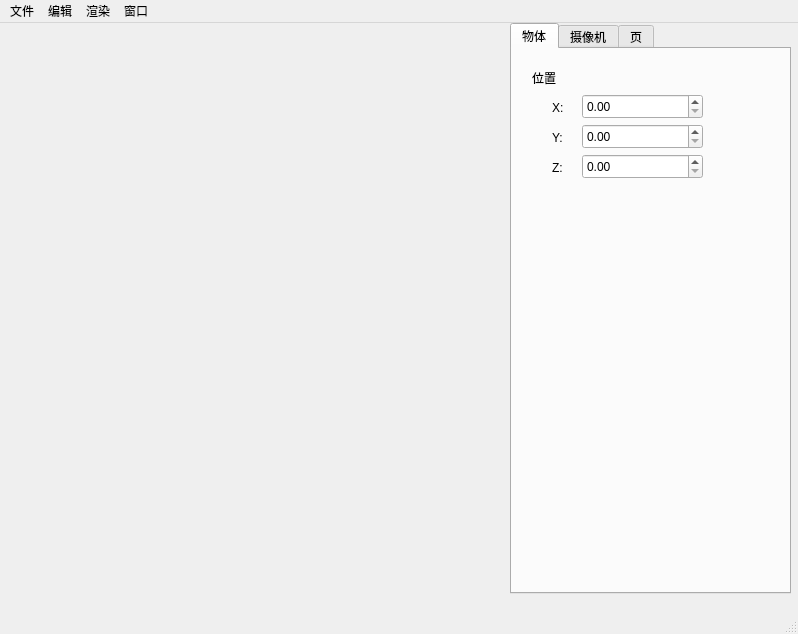
This is RenderLite/mainwindow.ui in mumu-sild/RenderLite as Qt 5 draws it before an edit. The edited form follows.
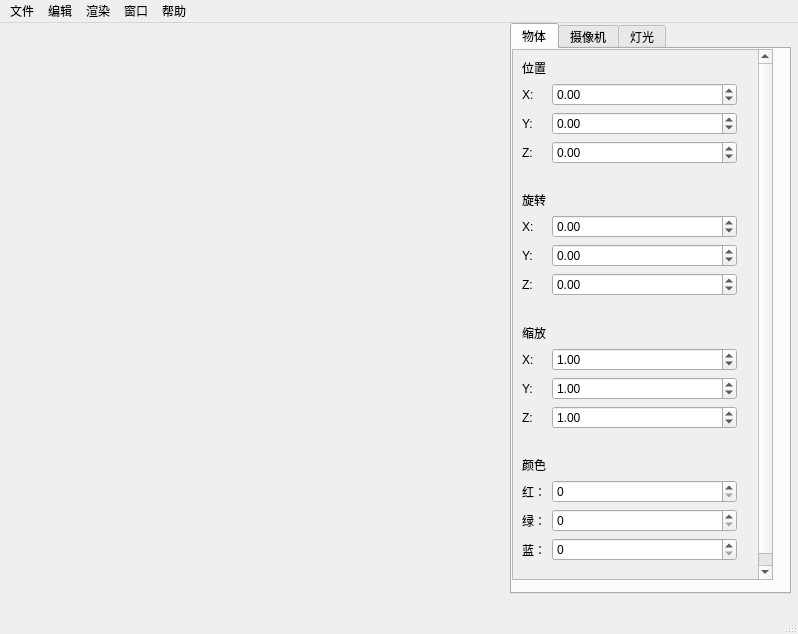
This is the edited form.

What changed in the file:
```diff
--- a/RenderLite/mainwindow.ui
+++ b/RenderLite/mainwindow.ui
@@ -30,90 +30,329 @@
      <attribute name="title">
       <string>物体</string>
      </attribute>
-     <widget class="QLabel" name="position_label">
+     <widget class="QScrollArea" name="scrollArea1">
       <property name="geometry">
        <rect>
-        <x>20</x>
-        <y>20</y>
-        <width>41</width>
-        <height>18</height>
+        <x>0</x>
+        <y>0</y>
+        <width>261</width>
+        <height>531</height>
        </rect>
       </property>
-      <property name="text">
-       <string>位置</string>
+      <property name="widgetResizable">
+       <bool>true</bool>
       </property>
-      <property name="textFormat">
-       <enum>Qt::AutoText</enum>
-      </property>
-     </widget>
-     <widget class="QLabel" name="position_x_label">
-      <property name="geometry">
-       <rect>
-        <x>40</x>
-        <y>50</y>
-        <width>31</width>
-        <height>18</height>
-       </rect>
-      </property>
-      <property name="text">
-       <string>X:</string>
-      </property>
-     </widget>
-     <widget class="QDoubleSpinBox" name="position_x_spinbox">
-      <property name="geometry">
-       <rect>
-        <x>70</x>
-        <y>45</y>
-        <width>121</width>
-        <height>25</height>
-       </rect>
-      </property>
-     </widget>
-     <widget class="QLabel" name="position_y_label">
-      <property name="geometry">
-       <rect>
-        <x>40</x>
-        <y>80</y>
-        <width>31</width>
-        <height>18</height>
-       </rect>
-      </property>
-      <property name="text">
-       <string>Y:</string>
-      </property>
-     </widget>
-     <widget class="QDoubleSpinBox" name="position_y_spinbox">
-      <property name="geometry">
-       <rect>
-        <x>70</x>
-        <y>75</y>
-        <width>121</width>
-        <height>25</height>
-       </rect>
-      </property>
-     </widget>
-     <widget class="QLabel" name="position_z_label">
-      <property name="geometry">
-       <rect>
-        <x>40</x>
-        <y>110</y>
-        <width>31</width>
-        <height>18</height>
-       </rect>
-      </property>
-      <property name="text">
-       <string>Z:</string>
-      </property>
-     </widget>
-     <widget class="QDoubleSpinBox" name="position_z_spinbox">
-      <property name="geometry">
-       <rect>
-        <x>70</x>
-        <y>105</y>
-        <width>121</width>
-        <height>25</height>
-       </rect>
-      </property>
+      <widget class="QWidget" name="scrollAreaWidgetContents_7">
+       <property name="geometry">
+        <rect>
+         <x>0</x>
+         <y>0</y>
+         <width>233</width>
+         <height>541</height>
+        </rect>
+       </property>
+       <property name="minimumSize">
+        <size>
+         <width>233</width>
+         <height>541</height>
+        </size>
+       </property>
+       <property name="maximumSize">
+        <size>
+         <width>233</width>
+         <height>541</height>
+        </size>
+       </property>
+       <layout class="QVBoxLayout" name="verticalLayout_2">
+        <item>
+         <layout class="QFormLayout" name="formLayout">
+          <item row="1" column="0">
+           <widget class="QLabel" name="object_position_x_label">
+            <property name="text">
+             <string>X:</string>
+            </property>
+           </widget>
+          </item>
+          <item row="1" column="1">
+           <widget class="QDoubleSpinBox" name="object_position_x_spinbox">
+            <property name="minimum">
+             <double>-100.000000000000000</double>
+            </property>
+            <property name="maximum">
+             <double>100.000000000000000</double>
+            </property>
+            <property name="singleStep">
+             <double>0.010000000000000</double>
+            </property>
+           </widget>
+          </item>
+          <item row="2" column="0">
+           <widget class="QLabel" name="object_position_y_label">
+            <property name="text">
+             <string>Y:</string>
+            </property>
+           </widget>
+          </item>
+          <item row="2" column="1">
+           <widget class="QDoubleSpinBox" name="object_position_y_spinbox">
+            <property name="minimum">
+             <double>-100.000000000000000</double>
+            </property>
+            <property name="maximum">
+             <double>100.000000000000000</double>
+            </property>
+            <property name="singleStep">
+             <double>0.010000000000000</double>
+            </property>
+           </widget>
+          </item>
+          <item row="3" column="0">
+           <widget class="QLabel" name="object_position_z_label">
+            <property name="text">
+             <string>Z:</string>
+            </property>
+           </widget>
+          </item>
+          <item row="3" column="1">
+           <widget class="QDoubleSpinBox" name="object_position_z_spinbox">
+            <property name="minimum">
+             <double>-100.000000000000000</double>
+            </property>
+            <property name="maximum">
+             <double>100.000000000000000</double>
+            </property>
+            <property name="singleStep">
+             <double>0.010000000000000</double>
+            </property>
+           </widget>
+          </item>
+          <item row="0" column="0">
+           <widget class="QLabel" name="object_position_label">
+            <property name="frameShadow">
+             <enum>QFrame::Plain</enum>
+            </property>
+            <property name="text">
+             <string>位置</string>
+            </property>
+            <property name="textFormat">
+             <enum>Qt::AutoText</enum>
+            </property>
+            <property name="margin">
+             <number>1</number>
+            </property>
+           </widget>
+          </item>
+         </layout>
+        </item>
+        <item>
+         <layout class="QFormLayout" name="formLayout_2">
+          <item row="0" column="0">
+           <widget class="QLabel" name="rotation_label">
+            <property name="text">
+             <string>旋转</string>
+            </property>
+            <property name="textFormat">
+             <enum>Qt::AutoText</enum>
+            </property>
+            <property name="margin">
+             <number>1</number>
+            </property>
+           </widget>
+          </item>
+          <item row="1" column="0">
+           <widget class="QLabel" name="rotation_x_label">
+            <property name="text">
+             <string>X:</string>
+            </property>
+           </widget>
+          </item>
+          <item row="1" column="1">
+           <widget class="QDoubleSpinBox" name="object_rotation_x_spinbox">
+            <property name="minimum">
+             <double>-180.000000000000000</double>
+            </property>
+            <property name="maximum">
+             <double>180.000000000000000</double>
+            </property>
+            <property name="singleStep">
+             <double>0.010000000000000</double>
+            </property>
+           </widget>
+          </item>
+          <item row="2" column="0">
+           <widget class="QLabel" name="rotation_y_label">
+            <property name="text">
+             <string>Y:</string>
+            </property>
+           </widget>
+          </item>
+          <item row="2" column="1">
+           <widget class="QDoubleSpinBox" name="object_rotation_y_spinbox">
+            <property name="minimum">
+             <double>-180.000000000000000</double>
+            </property>
+            <property name="maximum">
+             <double>180.000000000000000</double>
+            </property>
+            <property name="singleStep">
+             <double>0.010000000000000</double>
+            </property>
+           </widget>
+          </item>
+          <item row="3" column="0">
+           <widget class="QLabel" name="rotation_z_label">
+            <property name="text">
+             <string>Z:</string>
+            </property>
+           </widget>
+          </item>
+          <item row="3" column="1">
+           <widget class="QDoubleSpinBox" name="object_rotation_z_spinbox">
+            <property name="minimum">
+             <double>-180.000000000000000</double>
+            </property>
+            <property name="maximum">
+             <double>180.000000000000000</double>
+            </property>
+            <property name="singleStep">
+             <double>0.010000000000000</double>
+            </property>
+           </widget>
+          </item>
+         </layout>
+        </item>
+        <item>
+         <layout class="QFormLayout" name="formLayout_3">
+          <item row="0" column="0">
+           <widget class="QLabel" name="scale_label">
+            <property name="text">
+             <string>缩放</string>
+            </property>
+            <property name="textFormat">
+             <enum>Qt::AutoText</enum>
+            </property>
+            <property name="margin">
+             <number>1</number>
+            </property>
+           </widget>
+          </item>
+          <item row="1" column="0">
+           <widget class="QLabel" name="scale_x_label">
+            <property name="text">
+             <string>X:</string>
+            </property>
+           </widget>
+          </item>
+          <item row="1" column="1">
+           <widget class="QDoubleSpinBox" name="object_scale_x_spinbox">
+            <property name="maximum">
+             <double>5.000000000000000</double>
+            </property>
+            <property name="singleStep">
+             <double>0.010000000000000</double>
+            </property>
+            <property name="value">
+             <double>1.000000000000000</double>
+            </property>
+           </widget>
+          </item>
+          <item row="2" column="0">
+           <widget class="QLabel" name="scale_y_label">
+            <property name="text">
+             <string>Y:</string>
+            </property>
+           </widget>
+          </item>
+          <item row="2" column="1">
+           <widget class="QDoubleSpinBox" name="object_scale_y_spinbox">
+            <property name="singleStep">
+             <double>0.010000000000000</double>
+            </property>
+            <property name="value">
+             <double>1.000000000000000</double>
+            </property>
+           </widget>
+          </item>
+          <item row="3" column="0">
+           <widget class="QLabel" name="scale_z_label">
+            <property name="text">
+             <string>Z:</string>
+            </property>
+           </widget>
+          </item>
+          <item row="3" column="1">
+           <widget class="QDoubleSpinBox" name="object_scale_z_spinbox">
+            <property name="singleStep">
+             <double>0.010000000000000</double>
+            </property>
+            <property name="value">
+             <double>1.000000000000000</double>
+            </property>
+           </widget>
+          </item>
+         </layout>
+        </item>
+        <item>
+         <layout class="QFormLayout" name="formLayout_5">
+          <item row="0" column="0">
+           <widget class="QLabel" name="color_label">
+            <property name="text">
+             <string>颜色</string>
+            </property>
+            <property name="textFormat">
+             <enum>Qt::AutoText</enum>
+            </property>
+            <property name="margin">
+             <number>1</number>
+            </property>
+           </widget>
+          </item>
+          <item row="1" column="0">
+           <widget class="QLabel" name="color_red_label">
+            <property name="text">
+             <string>红：</string>
+            </property>
+           </widget>
+          </item>
+          <item row="2" column="0">
+           <widget class="QLabel" name="color_green_label">
+            <property name="text">
+             <string>绿：</string>
+            </property>
+           </widget>
+          </item>
+          <item row="3" column="0">
+           <widget class="QLabel" name="color_blue_label">
+            <property name="text">
+             <string>蓝：</string>
+            </property>
+           </widget>
+          </item>
+          <item row="1" column="1">
+           <widget class="QSpinBox" name="object_color_red_spinbox">
+            <property name="maximum">
+             <number>255</number>
+            </property>
+           </widget>
+          </item>
+          <item row="2" column="1">
+           <widget class="QSpinBox" name="object_color_green_spinbox">
+            <property name="maximum">
+             <number>255</number>
+            </property>
+           </widget>
+          </item>
+          <item row="3" column="1">
+           <widget class="QSpinBox" name="object_color_blue_spinbox">
+            <property name="maximum">
+             <number>255</number>
+            </property>
+           </widget>
+          </item>
+         </layout>
+        </item>
+       </layout>
+      </widget>
      </widget>
     </widget>
     <widget class="QWidget" name="camera">
@@ -123,7 +362,7 @@
     </widget>
     <widget class="QWidget" name="light">
      <attribute name="title">
-      <string>页</string>
+      <string>灯光</string>
      </attribute>
     </widget>
    </widget>
@@ -216,10 +455,17 @@
      <string>窗口</string>
     </property>
    </widget>
+   <widget class="QMenu" name="help_menu">
+    <property name="title">
+     <string>帮助</string>
+    </property>
+    <addaction name="use_specification"/>
+   </widget>
    <addaction name="file_menu"/>
    <addaction name="edit_menu"/>
    <addaction name="render_menu"/>
    <addaction name="window_menu"/>
+   <addaction name="help_menu"/>
   </widget>
   <widget class="QStatusBar" name="statusBar"/>
   <action name="new_file">
```
Left out of the diff: 262 changed lines with no effect on the pictures.
